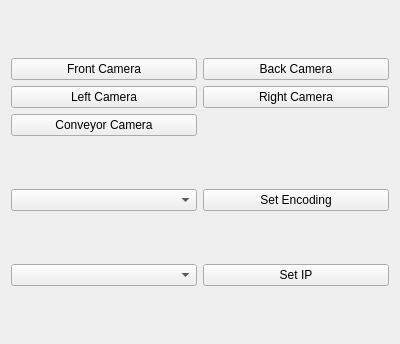
This is src/gstreamer/resource/gstreamer-select.ui in GOFIRST-Robotics/Lunabotics as Qt 5 draws it before an edit. The edited form follows.
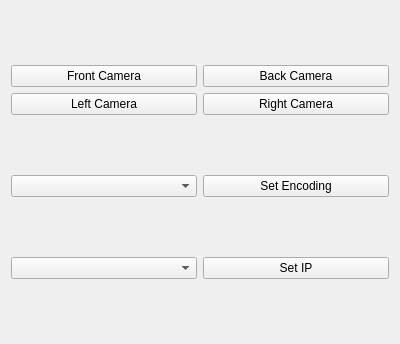
This is the edited form.

```diff
--- a/src/gstreamer/resource/gstreamer-select.ui
+++ b/src/gstreamer/resource/gstreamer-select.ui
@@ -56,16 +56,6 @@
        </property>
       </widget>
      </item>
-     <item row="2" column="0">
-      <widget class="QPushButton" name="camera5_push_button">
-       <property name="toolTip">
-        <string>Select camera 5</string>
-       </property>
-       <property name="text">
-        <string>Conveyor Camera</string>
-       </property>
-      </widget>
-     </item>
     </layout>
    </item>
    <item>
```
